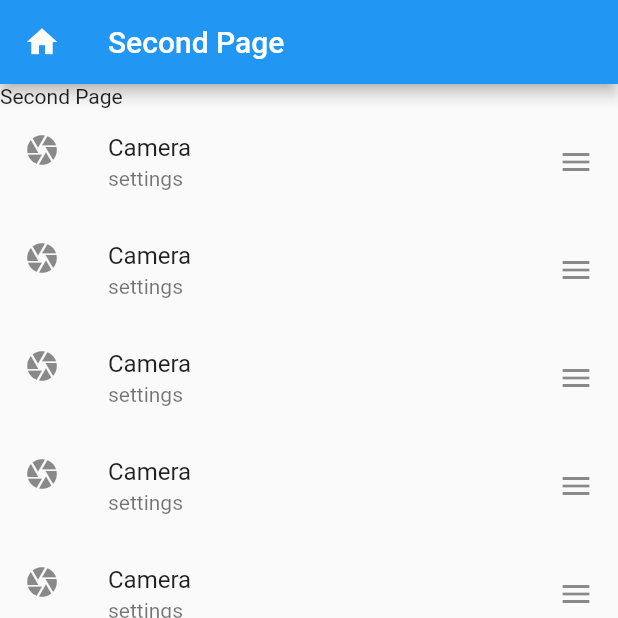
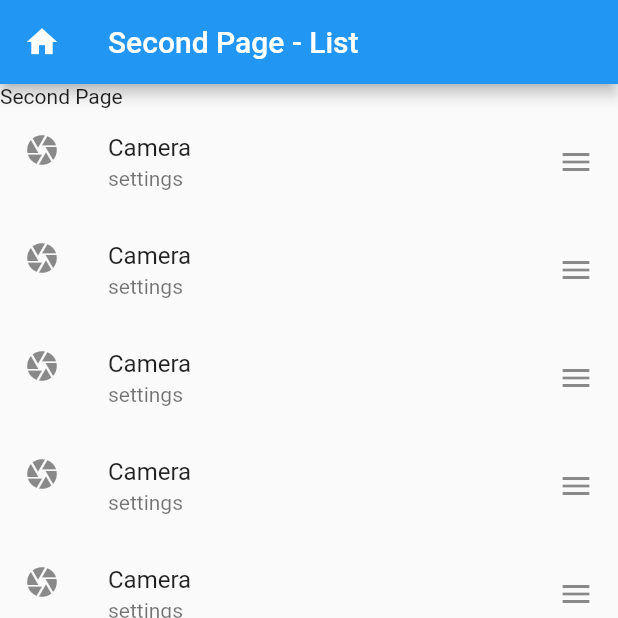
Before and after one commit to Chathura99/Flutter-NavigationandRoutes, a Flutter app: the screen it shows after launch, after a tap on the "add" icon, on a phone screen of 412 x 824 dp, the top half of it. Run offline on Flutter 3.47's test engine with Material 2 defaults, Android fonts, the phone set to English and light mode, and no system bars.

Commit message:
add navigations

```diff
--- a/lib/screens/home_page.dart
+++ b/lib/screens/home_page.dart
@@ -50,6 +50,28 @@ class _MyHomePageState extends State<MyHomePage> {
                 Navigator.of(context).pushNamed("/third");
               },
             ),
+            Text("Go to 4"),
+            IconButton(
+              icon: Icon(
+                Icons.add,
+                color: Colors.blue,
+              ),
+              onPressed: () {
+                //second method to navigate
+                Navigator.of(context).pushNamed("/fourth");
+              },
+            ),
+            Text("Go to 5"),
+            IconButton(
+              icon: Icon(
+                Icons.add,
+                color: Colors.blue,
+              ),
+              onPressed: () {
+                //second method to navigate
+                Navigator.of(context).pushNamed("/fifth");
+              },
+            ),
           ])
 
           ],
@@ -68,6 +90,7 @@ class _MyHomePageState extends State<MyHomePage> {
         tooltip: 'Second page',
         child: const Text('2'),
       ),
+
     );
   }
 }
--- a/lib/screens/second_page.dart
+++ b/lib/screens/second_page.dart
@@ -7,7 +7,7 @@ class SecondPage extends StatelessWidget {
   Widget build(BuildContext context) {
     return Scaffold(
       appBar: AppBar(
-        title: const Text('Second Page'),
+        title: const Text('Second Page - List'),
         leading: IconButton(
           icon: const Icon(Icons.home),
           onPressed: () {
--- a/lib/screens/third_page.dart
+++ b/lib/screens/third_page.dart
@@ -10,7 +10,7 @@ class ThirdPage extends StatelessWidget {
   Widget build(BuildContext context) {
     return Scaffold(
       appBar: AppBar(
-        title: const Text('Third Page'),
+        title: const Text('Third Page - List Builder'),
         leading: IconButton(
           icon: const Icon(Icons.home),
           onPressed: () {
```
